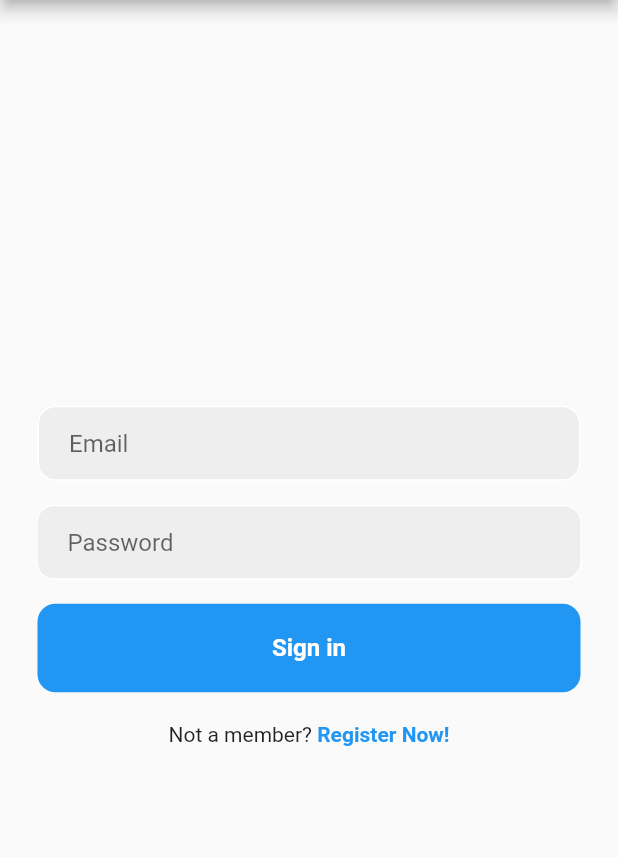
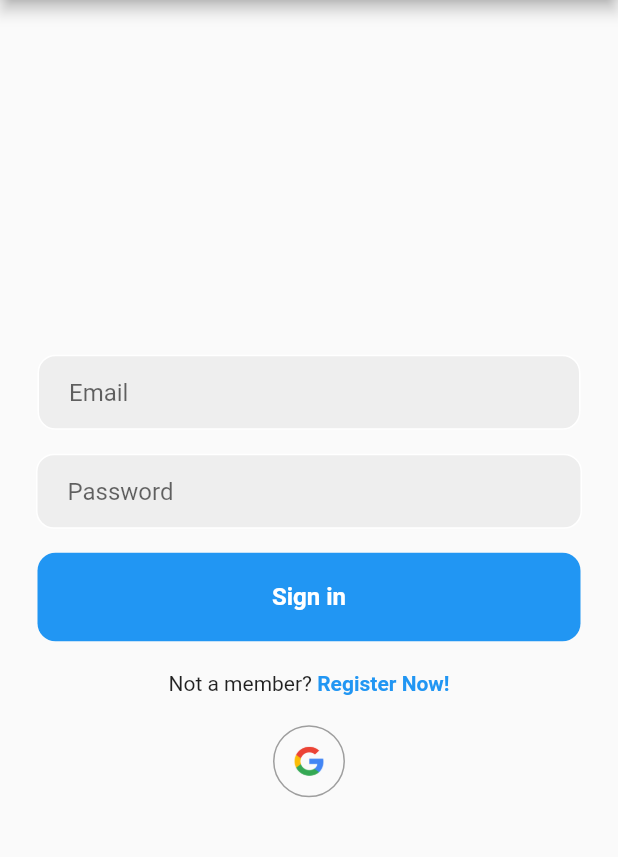
Before and after one commit to seonwooke/Flutter_Login, a Flutter app: the screen it shows after launch, on a phone screen of 412 x 824 dp, the part 84-941 px from its top. Run offline on Flutter 3.47's test engine with Material 2 defaults, Android fonts, the phone set to English and light mode, and no system bars; our stand-ins replace cloud_firestore, firebase_auth, firebase_core, get, google_sign_in; accounts and stored records are empty.

```diff
--- a/lib/constants/constants.dart
+++ b/lib/constants/constants.dart
@@ -0,0 +1,3 @@
+export './enums/enums.dart';
+export './routes/routes.dart';
+export './utils/utils.dart';
--- /dev/null
+++ b/lib/constants/utils/assets_utils.dart
@@ -0,0 +1,9 @@
+class AssetsUtils {
+  /// 싱글톤(Singleton) 패턴 : 객체의 인스턴스가 오직 하나만 생성되는 것
+  AssetsUtils._privateConstructor();
+  static final AssetsUtils _instance = AssetsUtils._privateConstructor();
+
+  static AssetsUtils get instance => _instance;
+
+  final google = 'assets/images/google.png';
+}
--- /dev/null
+++ b/lib/constants/utils/utils.dart
@@ -0,0 +1,2 @@
+export './assets_utils.dart';
+export './data_util.dart';
--- a/lib/controllers/controllers.dart
+++ b/lib/controllers/controllers.dart
@@ -1 +1,2 @@
 export 'user_controller.dart';
+export 'sign_controller.dart';
--- /dev/null
+++ b/lib/controllers/sign_controller.dart
@@ -0,0 +1,15 @@
+import 'package:get/get.dart';
+
+class SignController extends GetxController {
+  static SignController get instance => Get.find();
+
+  var loging = false.obs;
+
+  start() {
+    loging.value = true;
+  }
+
+  done() {
+    loging.value = false;
+  }
+}
--- a/lib/main.dart
+++ b/lib/main.dart
@@ -4,7 +4,7 @@ import 'package:flutter_login/firebase_options.dart';
 import 'package:get/get.dart';
 
 import 'bindings/binding.dart';
-import 'constants/routes/routes.dart';
+import 'constants/constants.dart';
 
 void main() async {
   WidgetsFlutterBinding.ensureInitialized();
@@ -27,4 +27,3 @@ class MyApp extends StatelessWidget {
     );
   }
 }
-//
--- a/lib/pages/sign/sign_in_page.dart
+++ b/lib/pages/sign/sign_in_page.dart
@@ -3,10 +3,13 @@ import 'package:flutter_login/pages/sign/sign_up_page.dart';
 import 'package:flutter_login/services/auth/auth.dart';
 import 'package:get/get.dart';
 
+import '../../constants/utils/utils.dart';
 import '../../controllers/controllers.dart';
 
 class SignInPage extends StatelessWidget {
   SignInPage({Key? key}) : super(key: key);
+
+  final signController = Get.put(SignController());
 
   final GlobalKey<FormState> _formKey = GlobalKey<FormState>();
   final TextEditingController _emailController = TextEditingController();
@@ -32,7 +35,12 @@ class SignInPage extends StatelessWidget {
         child: SingleChildScrollView(
           child: Form(
             key: _formKey,
-            child: Column(
+            child: Obx(() {
+              return signController.loging.value
+                  ? const Center(
+                      child: CircularProgressIndicator(),
+                    )
+                  : Column(
                       mainAxisAlignment: MainAxisAlignment.center,
                       children: [
                         /// Email TextField
@@ -105,11 +113,16 @@ class SignInPage extends StatelessWidget {
 
                         /// Sign in Button
                         GestureDetector(
-                  onTap: () {
-                    Authentication.instance.signInWithEmailAndPassword(
+                          onTap: () async {
+                            if (_formKey.currentState!.validate()) {
+                              signController.start();
+                              await Authentication.instance
+                                  .signInWithEmailAndPassword(
                                 _emailController.text.trim(),
                                 _passwordController.text.trim(),
                               );
+                              signController.done();
+                            }
                           },
                           child: SizedBox(
                             child: Padding(
@@ -149,14 +162,50 @@ class SignInPage extends StatelessWidget {
                                 child: const Text(
                                   ' Register Now!',
                                   style: TextStyle(
-                              color: Colors.blue, fontWeight: FontWeight.bold),
+                                      color: Colors.blue,
+                                      fontWeight: FontWeight.bold),
                                 ),
                               )
                             ],
                           ),
-                )
+                        ),
+
+                        /// Social SNS Login Button
+                        Padding(
+                          padding: const EdgeInsets.only(top: 20.0),
+                          child: InkWell(
+                            onTap: () {
+                              signController.start();
+                              GoogleLogin().signIn();
+                            },
+                            child: Container(
+                              height: 48,
+                              width: 48,
+                              margin: const EdgeInsets.symmetric(
+                                horizontal: 20,
+                              ),
+                              padding: const EdgeInsets.symmetric(
+                                horizontal: 12,
+                                vertical: 12,
+                              ),
+                              decoration: BoxDecoration(
+                                shape: BoxShape.circle,
+                                border: Border.all(
+                                  width: 1,
+                                  color: Colors.grey,
+                                ),
+                              ),
+                              child: Image.asset(
+                                AssetsUtils.instance.google,
+                                height: 24,
+                                width: 24,
+                              ),
+                            ),
+                          ),
+                        ),
                       ],
-            ),
+                    );
+            }),
           ),
         ),
       ),
--- a/lib/pages/sign/sign_up_page.dart
+++ b/lib/pages/sign/sign_up_page.dart
@@ -1,8 +1,6 @@
 import 'package:flutter/material.dart';
 import 'package:flutter_login/services/auth/auth.dart';
 import 'package:get/get.dart';
-
-import '../../controllers/controllers.dart';
 
 class SignUpPage extends StatelessWidget {
   SignUpPage({Key? key}) : super(key: key);
--- a/lib/pages/start/start_page.dart
+++ b/lib/pages/start/start_page.dart
@@ -2,7 +2,7 @@ import 'package:flutter/material.dart';
 import 'package:firebase_auth/firebase_auth.dart';
 import 'package:get/get.dart';
 
-import '../../constants/routes/routes.dart';
+import '../../constants/constants.dart';
 
 class StartPage extends StatelessWidget {
   const StartPage({Key? key}) : super(key: key);
--- a/lib/repositories/user_repository.dart
+++ b/lib/repositories/user_repository.dart
@@ -1,6 +1,7 @@
 import 'package:flutter/foundation.dart';
 import 'package:cloud_firestore/cloud_firestore.dart';
 
+import '../constants/constants.dart';
 import '../models/models.dart';
 
 class UserRepository {
@@ -24,4 +25,8 @@ class UserRepository {
       }
     }
   }
+
+  Future<void> updateLoginType(LoginType type, String uid) async {
+    _userCollection.doc(uid).update({'loginType': type.name});
+  }
 }
--- a/lib/services/auth/auth.dart
+++ b/lib/services/auth/auth.dart
@@ -1,2 +1,4 @@
 export 'email_login.dart';
 export 'authentication.dart';
+export 'google_login.dart';
+export 'login.dart';
--- /dev/null
+++ b/lib/services/auth/login.dart
@@ -0,0 +1,4 @@
+abstract class Login {
+  Future<void> signIn();
+  Future<void> signOut();
+}
--- a/pubspec.yaml
+++ b/pubspec.yaml
@@ -18,6 +18,7 @@ dependencies:
   cloud_firestore: ^4.3.1
   firebase_auth: ^4.2.5
   get: ^4.6.5
+  google_sign_in: ^5.4.3
 
 dev_dependencies:
   flutter_test:
@@ -26,5 +27,6 @@ dev_dependencies:
   flutter_lints: ^2.0.0
 
 flutter:
-
   uses-material-design: true
+  assets:
+    - assets/images/
```
Also changed, not shown: lib/constants/utils/data_util.dart (added, +29 -0 lines), lib/models/user_model.dart (+9 -3 lines), lib/services/auth/authentication.dart (+117 -6 lines), lib/services/auth/email_login.dart (+20 -0 lines), lib/services/auth/google_login.dart (added, +24 -0 lines), assets/images/google.png (added), pubspec.lock, 4 other files. Lines whose indentation alone changed are shown as unchanged.
